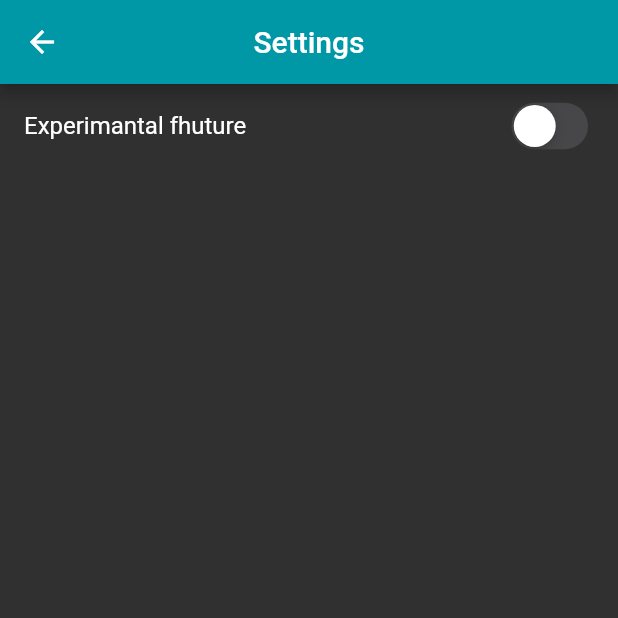
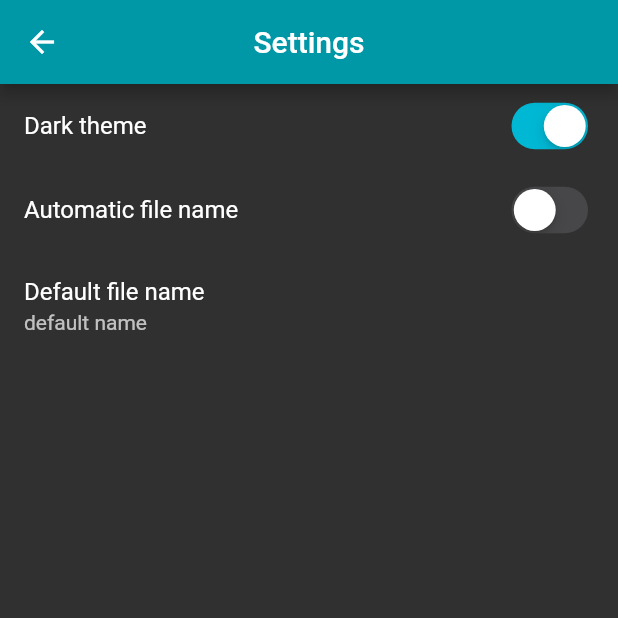
Before and after one commit to jaanonim/Homework, a Flutter app: the Settings screen opened by its route, on a phone screen of 412 x 824 dp, the top half of it. Run offline on Flutter 3.47's test engine with Material 2 defaults, Android fonts, the light colour scheme and no system bars; our stand-ins replace image_picker, pdf, share; missing offline and left inert: drag_and_drop_gridview; Roboto replaces fonts that are missing (Hind).

Commit message:
setting page - in work

```diff
--- a/lib/components/inputPopup.dart
+++ b/lib/components/inputPopup.dart
@@ -1,3 +1,4 @@
+import 'package:flutter/cupertino.dart';
 import 'package:flutter/material.dart';
 
 inputPopup(BuildContext context, String title, String buttonText,
@@ -22,12 +23,14 @@ inputPopup(BuildContext context, String title, String buttonText,
               isDense: true,
             ),
             onSubmitted: (value) {
+              Navigator.pop(context);
               create();
             },
           ),
           actions: [
             MaterialButton(
               onPressed: () {
+                Navigator.pop(context);
                 create();
               },
               elevation: 5,
--- a/lib/components/yesNoPopup.dart
+++ b/lib/components/yesNoPopup.dart
@@ -21,8 +21,8 @@ yesNoPopup(BuildContext context, String title, Function onYes) {
             ),
             MaterialButton(
               onPressed: () {
+                Navigator.pop(context);
                 onYes();
-                Navigator.pop(context);
               },
               elevation: 5,
               child: Text('Yes'),
--- a/lib/main.dart
+++ b/lib/main.dart
@@ -9,19 +9,31 @@ import 'package:homework/models/settings_data.dart';
 
 main() {
   runApp(ChangeNotifierProvider<SettingsData>(
-    create: (context) => SettingsData(),
+    create: (context) => SettingsData(true),
     child: ChangeNotifierProvider<Hierarchy>(
       create: (context) => Hierarchy(),
-      child: MaterialApp(
-        title: 'homework',
-        theme: MainTheme().theme,
-        //initialRoute: '/home',
-        routes: {
-          '/': (context) => Home(),
-          '/settings': (context) => Settings(),
-          '/editHomework': (context) => EditHomework(),
-        },
-      ),
+      child: App(),
     ),
   ));
 }
+
+class App extends StatelessWidget {
+
+  @override
+  Widget build(BuildContext context) {
+    final SettingsData data = Provider.of<SettingsData>(context);
+
+    return MaterialApp(
+      title: 'homework',
+      theme: MainTheme().lightTheme,
+      darkTheme: MainTheme().darkTheme,
+      themeMode: data.theme,
+      //initialRoute: '/home',
+      routes: {
+        '/': (context) => Home(),
+        '/settings': (context) => Settings(),
+        '/editHomework': (context) => EditHomework(),
+      },
+    );
+  }
+}
--- a/lib/screens/home/components/body.dart
+++ b/lib/screens/home/components/body.dart
@@ -59,7 +59,6 @@ class Body extends StatelessWidget {
               hierarchy.now.children[newIndex],
               hierarchy.now.children[oldIndex],
             ]);
-            Navigator.pop(context);
           });
         }
       },
--- a/lib/screens/home/components/folder.dart
+++ b/lib/screens/home/components/folder.dart
@@ -72,7 +72,6 @@ class Folder extends StatelessWidget {
                                 () {
                               hierarchy.renameItem(
                                   homeworkItem, controller.text);
-                              Navigator.pop(context);
                             });
                           },
                           child: Icon(
--- a/lib/screens/home/home.dart
+++ b/lib/screens/home/home.dart
@@ -9,8 +9,6 @@ import 'package:provider/provider.dart';
 
 class Home extends StatelessWidget {
   final controller = TextEditingController();
-
-  Future<void> _getData() async {}
 
   @override
   Widget build(BuildContext context) {
@@ -34,12 +32,11 @@ class Home extends StatelessWidget {
         ),
       ),
       drawer: Menu(),
-      body: RefreshIndicator(child: Body(), onRefresh: _getData,),
+      body: Body(),
       floatingActionButton: FloatingActionButton(
         onPressed: () {
           inputPopup(context, "Create new homework:", "Create", controller, () {
             HomeworkItem item = hierarchy.createFile(controller.text);
-            Navigator.pop(context);
             Navigator.pushNamed(context, "/editHomework",
                 arguments: {"homeworkItem": item});
           });
--- /dev/null
+++ b/lib/screens/settings/components/clickable_setting.dart
@@ -0,0 +1,19 @@
+import 'package:flutter/material.dart';
+
+class ClickableSetting extends StatelessWidget {
+  final String title;
+  final String subtitle;
+  final Function onClick;
+  ClickableSetting({this.title,this.subtitle,this.onClick});
+
+  @override
+  Widget build(BuildContext context) {
+    return ListTile(
+      title: Text(title),
+      subtitle: Text(subtitle),
+      onTap: () {
+        onClick();
+      },
+    );
+  }
+}
--- /dev/null
+++ b/lib/screens/settings/components/switch_setting.dart
@@ -0,0 +1,29 @@
+import 'package:flutter/material.dart';
+import 'package:flutter/cupertino.dart';
+
+class SwitchSetting extends StatelessWidget {
+  final String title;
+  final String subtitle;
+  final bool value;
+  final Function(bool) switchValue;
+  SwitchSetting({this.title,this.subtitle,this.value,this.switchValue});
+
+  @override
+  Widget build(BuildContext context) {
+    return MergeSemantics(
+      child: ListTile(
+        title: Text(title),
+        trailing: CupertinoSwitch(
+          value: value,
+          onChanged: (bool value) {
+            switchValue(value);
+          },
+          activeColor: Theme.of(context).accentColor,
+        ),
+        onTap: () {
+          switchValue(!value);
+        },
+      ),
+    );
+  }
+}
--- a/lib/screens/settings/settings.dart
+++ b/lib/screens/settings/settings.dart
@@ -1,10 +1,11 @@
-import 'package:flutter/cupertino.dart';
 import 'package:flutter/material.dart';
 import 'package:homework/models/settings_data.dart';
 import 'package:provider/provider.dart';
+import 'package:homework/components/inputPopup.dart';
+import 'package:homework/screens/settings/components/switch_setting.dart';
+import 'package:homework/screens/settings/components/clickable_setting.dart';
 
 class Settings extends StatelessWidget {
-
   @override
   Widget build(BuildContext context) {
     final SettingsData data = Provider.of<SettingsData>(context);
@@ -14,19 +15,34 @@ class Settings extends StatelessWidget {
           title: Text("Settings"),
           centerTitle: true,
         ),
-      body: ListView(children: [
-        MergeSemantics(
-          child: ListTile(
-            title: Text('Experimantal fhuture'),
-            trailing: CupertinoSwitch(
-              value: data.isActive,
-              onChanged: (bool value) { data.setActive(value); },
-              activeColor: Theme.of(context).accentColor,
+        body: ListView(
+          children: [
+            SwitchSetting(
+              title: 'Dark theme',
+              value: data.boolTheme,
+              switchValue: (bool value) {
+                data.boolTheme = value;
+              },
             ),
-            onTap: () {data.setActive(!data.isActive);},
+            SwitchSetting(
+              title: 'Automatic file name',
+              value: data.automaticFileName,
+              switchValue: (bool value) {
+                data.automaticFileName = value;
+              },
             ),
+            ClickableSetting(
+              title: 'Default file name',
+              subtitle: data.defaultFileName,
+              onClick: () {
+                final controller = TextEditingController();
+                controller.text = data.defaultFileName;
+                inputPopup(context, "Default name for file", "Ok", controller, (){
+                  data.defaultFileName = controller.text;
+                });
+              },
             )
-      ],)
-    );
+          ],
+        ));
   }
 }
--- a/lib/services/file_service.dart
+++ b/lib/services/file_service.dart
@@ -10,20 +10,26 @@ Future<String> get _localPath async {
   return directory.path;
 }
 
-Future<File> get _localFile async {
+Future<File> get _localFileHomeworkItem async {
   final path = await _localPath;
   return File('$path/hierarchy.json');
 }
 
+Future<File> get _localFileSettingsData async {
+  final path = await _localPath;
+  return File('$path/settings.json');
+}
+
+
 Future<File> writeItem(HomeworkItem item) async {
-  final file = await _localFile;
+  final file = await _localFileHomeworkItem;
 
   return file.writeAsString(jsonEncode(item.toJSON()));
 }
 
 Future<HomeworkItem> readItem() async {
   try {
-    final file = await _localFile;
+    final file = await _localFileHomeworkItem;
 
     String contents = await file.readAsString();
 
@@ -37,22 +43,20 @@ Future<HomeworkItem> readItem() async {
 }
 
 Future<File> writeSettings(SettingsData data) async {
-  // TODO: remove this todo
-  return null;
-  final file = await _localFile;
+  final file = await _localFileSettingsData;
 
-  return file.writeAsString(jsonEncode(data));
+  return file.writeAsString(jsonEncode(data.toJSON()));
 }
 
-Future<HomeworkItem> readSettings() async {
+Future<SettingsData> readSettings() async {
   try {
-    final file = await _localFile;
+    final file = await _localFileSettingsData;
 
     String contents = await file.readAsString();
 
     Map data = jsonDecode(contents);
 
-    return HomeworkItem.fromJSON(data, null);
+    return SettingsData.fromJSON(data);
   } catch (e) {
     print(e);
     return null;
--- a/lib/theme/style.dart
+++ b/lib/theme/style.dart
@@ -1,7 +1,7 @@
 import 'package:flutter/material.dart';
 
 class MainTheme {
-  ThemeData get theme => ThemeData(
+  ThemeData get darkTheme => ThemeData(
         brightness: Brightness.dark,
         primaryColor: Colors.cyan[700],
         accentColor: Colors.cyanAccent[700],
@@ -19,4 +19,23 @@ class MainTheme {
     iconTheme: _iconTheme,
     */
       );
+
+  ThemeData get lightTheme => ThemeData(
+    brightness: Brightness.light,
+    primaryColor: Colors.cyan[700],
+    accentColor: Colors.cyanAccent[700],
+    textTheme: TextTheme(
+      headline1: TextStyle(fontSize: 36.0, fontWeight: FontWeight.bold),
+      headline6: TextStyle(fontSize: 24.0),
+      bodyText1: TextStyle(fontSize: 16.0, fontFamily: 'Hind'),
+      bodyText2: TextStyle(fontSize: 14.0, fontFamily: 'Hind'),
+    ),
+    /*
+    fontFamily: fontFamily,
+    backgroundColor: musk,
+    canvasColor:canvasColor,
+    textTheme: _textTheme,
+    iconTheme: _iconTheme,
+    */
+  );
 }
--- a/pubspec.yaml
+++ b/pubspec.yaml
@@ -30,6 +30,8 @@ dependencies:
   path_provider: ^1.6.24
   provider: ^4.3.2+3
   pdf: ^1.12.0
+  image_picker: ^0.6.7+17
+  drag_and_drop_gridview: ^1.0.4
 
   # The following adds the Cupertino Icons font to your application.
   # Use with the CupertinoIcons class for iOS style icons.
```
Also changed, not shown: lib/models/settings_data.dart (+56 -4 lines), pubspec.lock. Lines whose indentation alone changed are shown as unchanged.
